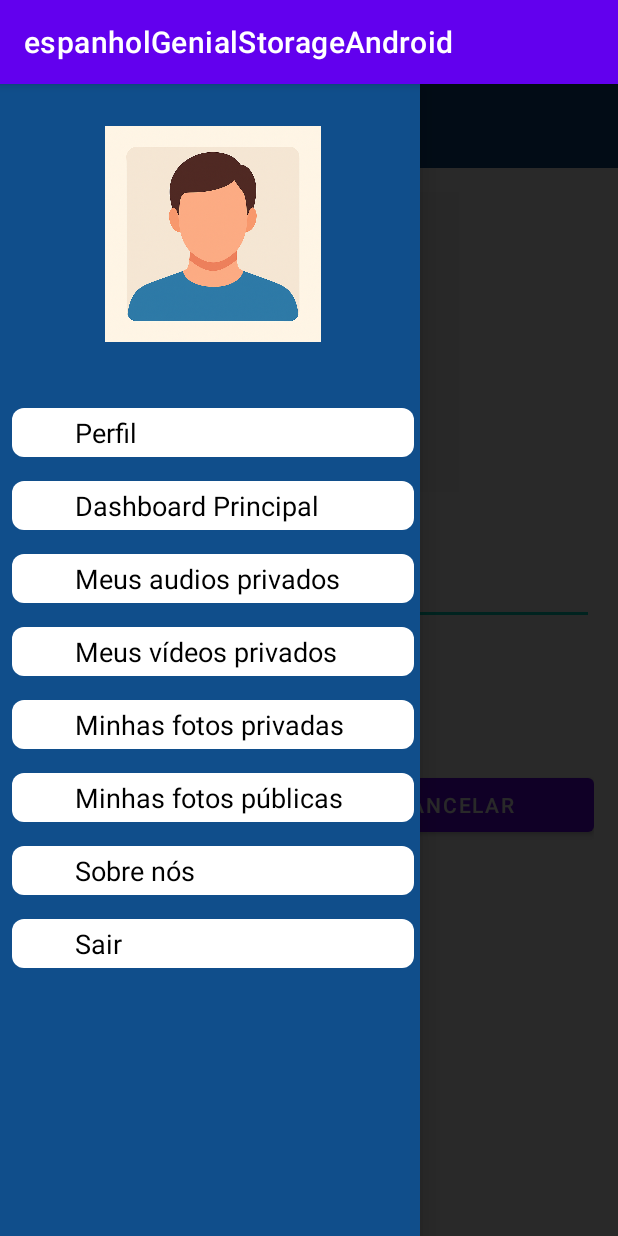
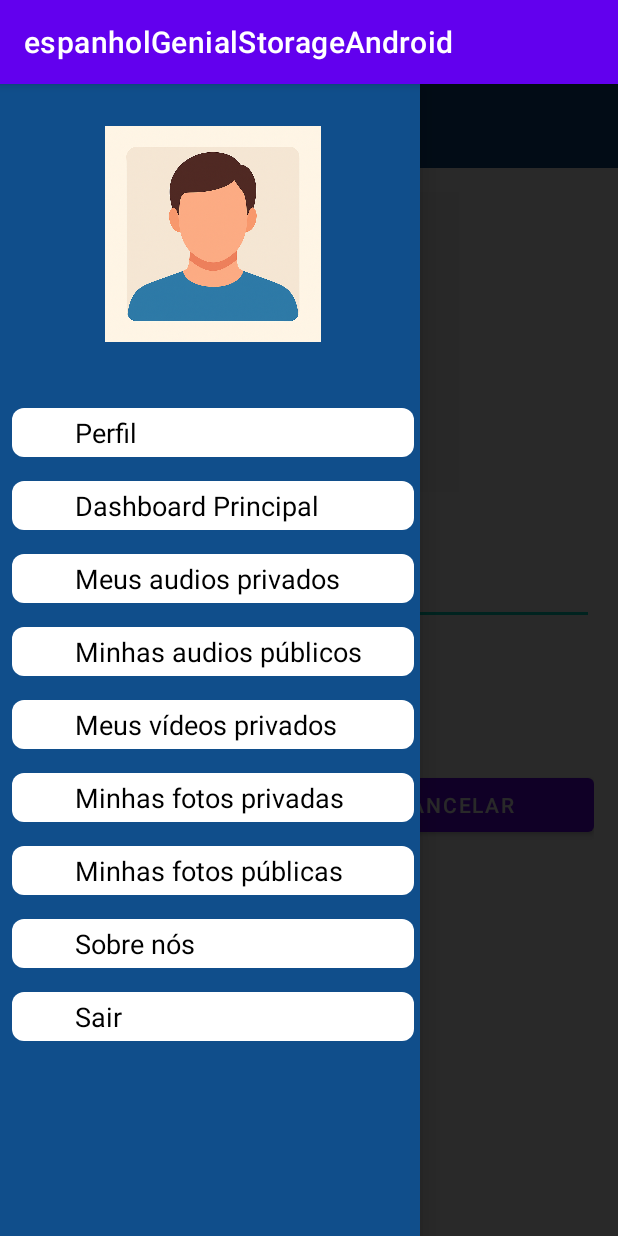
Before and after one commit to GabrielGPertile/espanholGenialStorageAndroid, an Android app: the CreateAudioStorageActivity screen opened directly, with no data from a screen before it, with the side drawer open, on a phone screen of 412 x 824 dp. Run offline under Robolectric (Android 15) with nearby library versions, the phone set to English and light mode, and no system bars; our stand-ins replace Firebase (no records; nobody signed in at launch, a user with empty details on screens opened directly).

Commit message:
feat: adicionando o icone de audios publicos

```diff
--- a/app/src/main/res/menu/drawer_menu.xml
+++ b/app/src/main/res/menu/drawer_menu.xml
@@ -14,6 +14,11 @@
     <item
         android:id="@+id/menu_dashboard_meusAudiosPrivados"
         android:title="Meus audios privados" />
+
+    <item
+        android:id="@+id/menu_dashboard_meusAudiosPublicos"
+        android:title="Minhas audios públicos" />
+
     <item
         android:id="@+id/menu_dashboard_meusVideosPrivados"
         android:title="Meus vídeos privados" />
```
